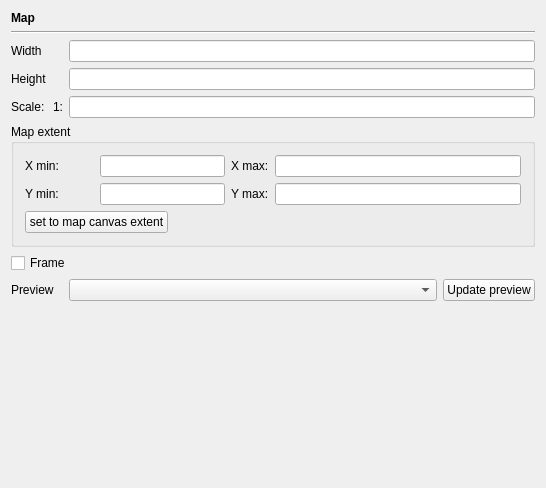
This is src/ui/qgscomposermapwidgetbase.ui in stopa85/Quantum-GIS as Qt 5 draws it before an edit. The edited form follows.
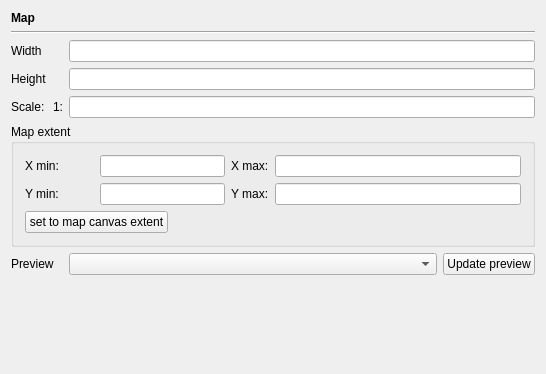
This is the edited form.

Commit message: Changed composer map widget to embed composer item widget

```diff
--- a/src/ui/qgscomposermapwidgetbase.ui
+++ b/src/ui/qgscomposermapwidgetbase.ui
@@ -6,7 +6,7 @@
     <x>0</x>
     <y>0</y>
     <width>546</width>
-    <height>488</height>
+    <height>374</height>
    </rect>
   </property>
   <property name="sizePolicy" >
@@ -191,14 +191,7 @@
      </layout>
     </widget>
    </item>
-   <item row="6" column="0" colspan="4" >
-    <widget class="QCheckBox" name="mFrameCheckBox" >
-     <property name="text" >
-      <string>Frame</string>
-     </property>
-    </widget>
-   </item>
-   <item row="7" column="0" colspan="2" >
+   <item row="6" column="0" colspan="2" >
     <widget class="QLabel" name="mPreviewModeLabel" >
      <property name="text" >
       <string>Preview</string>
@@ -211,7 +204,7 @@
      </property>
     </widget>
    </item>
-   <item row="7" column="2" >
+   <item row="6" column="2" >
     <widget class="QComboBox" name="mPreviewModeComboBox" >
      <property name="sizePolicy" >
       <sizepolicy vsizetype="Fixed" hsizetype="Expanding" >
@@ -221,22 +214,22 @@
      </property>
     </widget>
    </item>
-   <item row="7" column="3" >
+   <item row="6" column="3" >
     <widget class="QPushButton" name="mUpdatePreviewButton" >
      <property name="text" >
       <string>Update preview</string>
      </property>
     </widget>
    </item>
-   <item row="8" column="2" colspan="2" >
+   <item row="7" column="2" colspan="2" >
     <spacer>
      <property name="orientation" >
       <enum>Qt::Vertical</enum>
      </property>
      <property name="sizeHint" >
       <size>
-       <width>438</width>
-       <height>61</height>
+       <width>458</width>
+       <height>31</height>
       </size>
      </property>
     </spacer>
```
Left out of the diff: 1 changed line with no effect on the pictures. The commit also changes 3 other files.
